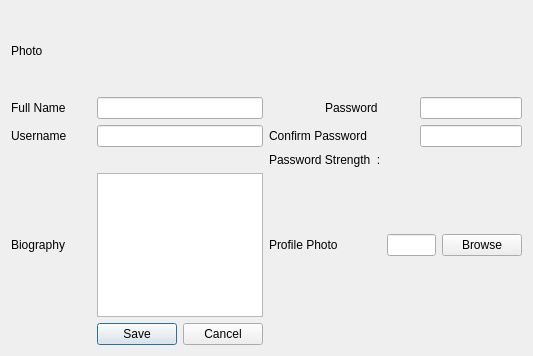
Old version of the form editprofilewindow.ui in the repository ghazaleh-nahayatf/Spotify-Project.
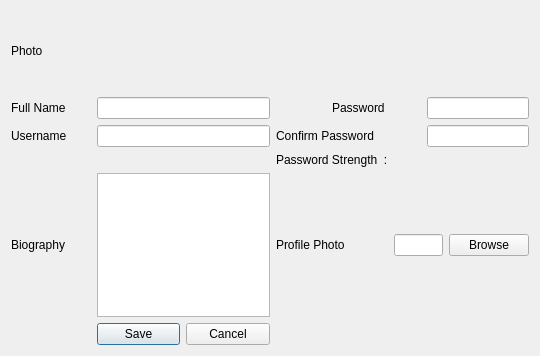
New version of the form.

What changed in the file:
```diff
--- a/editprofilewindow.ui
+++ b/editprofilewindow.ui
@@ -6,7 +6,7 @@
    <rect>
     <x>0</x>
     <y>0</y>
-    <width>505</width>
+    <width>540</width>
     <height>356</height>
    </rect>
   </property>
```
Left out of the diff: 2 changed lines with no effect on the pictures.
